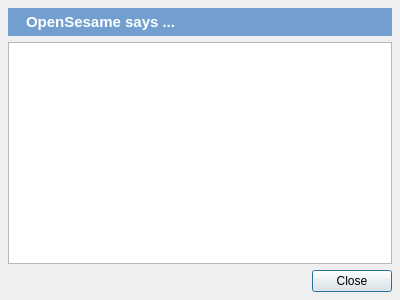
First picture: the form in resources/ui/dialogs/notification_dialog.ui, repository open-cogsci/OpenSesame, before the edit.
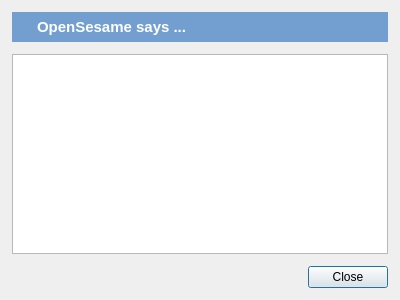
Second picture: the form after the edit. Icons and pictures are not drawn.

What changed in the file:
```diff
--- a/resources/ui/dialogs/notification_dialog.ui
+++ b/resources/ui/dialogs/notification_dialog.ui
@@ -14,8 +14,11 @@
    <string>OpenSesame says ...</string>
   </property>
   <layout class="QVBoxLayout" name="verticalLayout">
+   <property name="spacing">
+    <number>12</number>
+   </property>
    <property name="margin">
-    <number>8</number>
+    <number>12</number>
    </property>
    <item>
     <widget class="QWidget" name="widget" native="true">
@@ -30,8 +33,11 @@
 background-color: #729fcf;</string>
      </property>
      <layout class="QHBoxLayout" name="horizontalLayout">
+      <property name="spacing">
+       <number>12</number>
+      </property>
       <property name="margin">
-       <number>5</number>
+       <number>6</number>
       </property>
       <item>
        <widget class="QLabel" name="label_notification">
```
